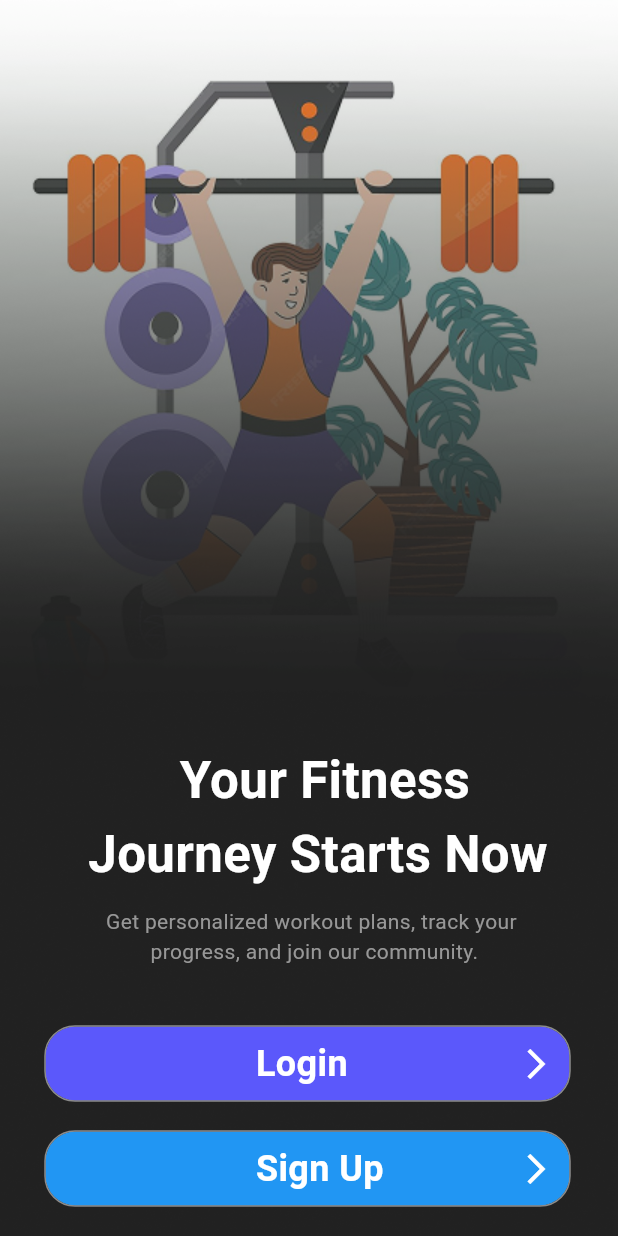
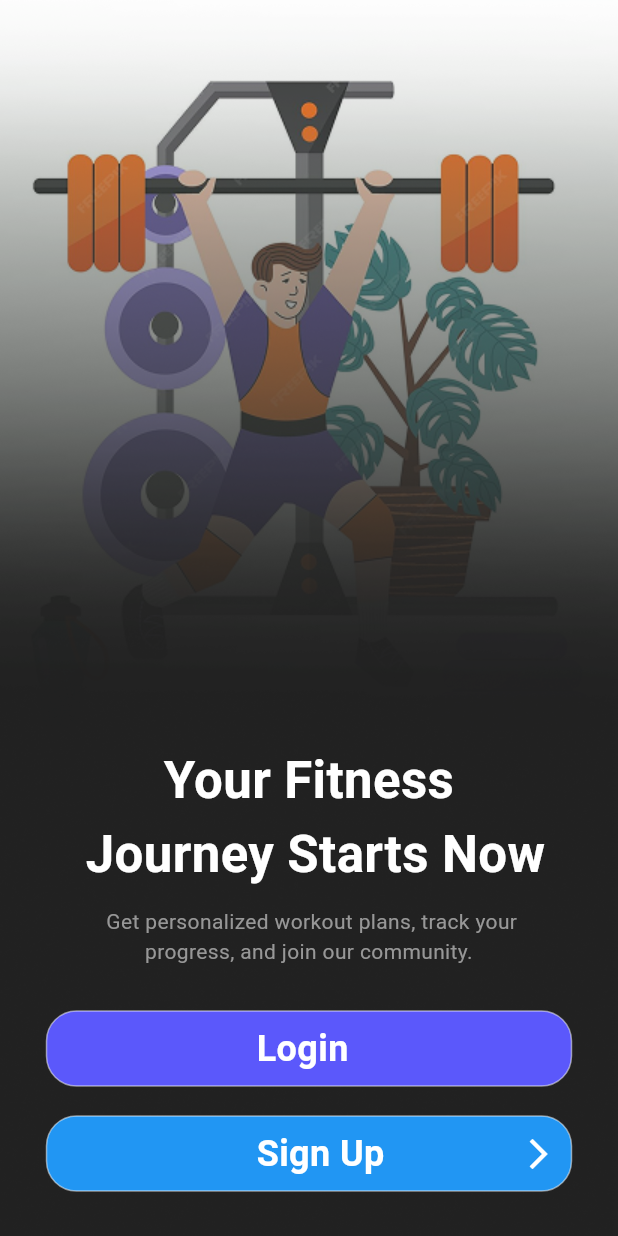
Before and after one commit to Imran-Mohammed-Shekho/Kurd_Fit, a Flutter app: the screen it shows after launch, after a tap on "Get Started", on a phone screen of 412 x 824 dp. Run offline on Flutter 3.47's test engine with Material 3 defaults, Android fonts, the phone set to English and light mode, and no system bars; our stand-ins replace curved_navigation_bar, google_fonts, page_transition; missing offline and left inert: flutter_glow.

Commit message:
removing postioned widget in some pages to avoid unstable layout

```diff
--- a/root/lib/UI/screens/Forget_screen.dart
+++ b/root/lib/UI/screens/Forget_screen.dart
@@ -20,7 +20,11 @@ class _ForgetScreenState extends State<ForgetScreen> {
           children: [
             IconButton(
               onPressed: () {
-                Navigator.pop(context);
+                if (Navigator.canPop(context)) {
+                  Navigator.pop(context);
+                } else {
+                  print("can not rout");
+                }
               },
               icon: Icon(
                 Icons.arrow_back_ios_new,
--- a/root/lib/UI/screens/Introduction_screen.dart
+++ b/root/lib/UI/screens/Introduction_screen.dart
@@ -31,14 +31,13 @@ class _IntroductionState extends State<Introduction> {
             ),
           ),
 
-          Positioned(
-            bottom: 150,
-            left: 110,
+          Center(
             child: Column(
-              crossAxisAlignment: CrossAxisAlignment.center,
+              mainAxisAlignment: MainAxisAlignment.end,
               children: [
                 Text(
-                  " Your fitness \njourney starts \n         here",
+                  textAlign: TextAlign.center,
+                  " Your fitness \njourney starts \nhere",
                   style: TextStyle(
                     color: Colors.white,
                     fontSize: 34,
@@ -47,20 +46,16 @@ class _IntroductionState extends State<Introduction> {
                 ),
                 SizedBox(height: 10),
                 Text(
-                  """ Achieve your fitness goals with\npersonalized workouts and expert\n                   guidance.""",
+                  textAlign: TextAlign.center,
+                  """ Achieve your fitness goals with\npersonalized workouts and expert\nguidance.""",
                   style: TextStyle(
                     color: const Color(0xffB5B5B5).withOpacity(0.8),
                     fontSize: 14,
                   ),
                 ),
                 SizedBox(height: 30),
-              ],
-            ),
-          ),
-          Positioned(
-            bottom: 80,
-            left: 30,
-            child: GestureDetector(
+
+                GestureDetector(
                   onTap: () {
                     Navigator.pushAndRemoveUntil(
                       context,
@@ -82,9 +77,11 @@ class _IntroductionState extends State<Introduction> {
                       (route) => false,
                     );
                   },
-              child: Container(
+                  child: SizedBox(
                     width: 350,
                     height: 50,
+
+                    child: DecoratedBox(
                       decoration: BoxDecoration(
                         border: Border.all(
                           color: const Color.fromARGB(255, 146, 146, 146),
@@ -110,11 +107,19 @@ class _IntroductionState extends State<Introduction> {
                           ),
                           Padding(
                             padding: const EdgeInsets.only(right: 10),
-                      child: Icon(Icons.arrow_forward_ios, color: Colors.white),
+                            child: Icon(
+                              Icons.arrow_forward_ios,
+                              color: Colors.white,
+                            ),
                           ),
                         ],
                       ),
                     ),
+                  ),
+                ),
+
+                SizedBox(height: 40),
+              ],
             ),
           ),
         ],
--- a/root/lib/UI/screens/Login_screen.dart
+++ b/root/lib/UI/screens/Login_screen.dart
@@ -29,7 +29,7 @@ class _LoginScreenState extends State<LoginScreen> {
           children: [
             Positioned.fill(
               child: Image.asset(
-                'lib/assets/images/Background1.png',
+                'lib/assets/images/Nutback.png',
                 fit: BoxFit.cover,
               ),
             ),
@@ -162,8 +162,7 @@ class _LoginScreenState extends State<LoginScreen> {
                       MaterialPageRoute(builder: (context) => SignupScreen()),
                     );
                   },
-                  child: GlowText(
-                    glowColor: Colors.white,
+                  child: Text(
                     "Don't have an account? Sign Up",
                     style: TextStyle(
                       color: Colors.white,
--- a/root/lib/UI/screens/SignUp_screen.dart
+++ b/root/lib/UI/screens/SignUp_screen.dart
@@ -25,7 +25,7 @@ class _SignupScreenState extends State<SignupScreen> {
           children: [
             Positioned.fill(
               child: Image.asset(
-                'lib/assets/images/Background1.png',
+                'lib/assets/images/Nutback.png',
                 fit: BoxFit.cover,
               ),
             ),
--- a/root/lib/UI/screens/introduction_screen1.dart
+++ b/root/lib/UI/screens/introduction_screen1.dart
@@ -33,14 +33,13 @@ class _IntroductionState extends State<Introduction1> {
             ),
           ),
 
-          Positioned(
-            bottom: 150,
-            left: 50,
+          Center(
             child: Column(
-              crossAxisAlignment: CrossAxisAlignment.center,
+              mainAxisAlignment: MainAxisAlignment.end,
               children: [
                 Text(
-                  "        Your Fitness\n Journey Starts Now",
+                  textAlign: TextAlign.center,
+                  "Your Fitness\n Journey Starts Now",
                   style: TextStyle(
                     color: Colors.white,
                     fontSize: 34,
@@ -49,21 +48,16 @@ class _IntroductionState extends State<Introduction1> {
                 ),
                 SizedBox(height: 10),
                 Text(
-                  """ Get personalized workout plans, track your
-         progress, and join our community.""",
+                  textAlign: TextAlign.center,
+                  """ Get personalized workout plans, track your\nprogress, and join our community.""",
                   style: TextStyle(
                     color: const Color(0xffB5B5B5).withOpacity(0.8),
                     fontSize: 14,
                   ),
                 ),
                 SizedBox(height: 30),
-              ],
-            ),
-          ),
-          Positioned(
-            bottom: 90,
-            left: 30,
-            child: IntorductionButtons(
+
+                IntorductionButtons(
                   () {
                     Navigator.push(
                       context,
@@ -78,12 +72,8 @@ class _IntroductionState extends State<Introduction1> {
                   "Login",
                   const Color(0xff5B58FB),
                 ),
-          ),
-
-          Positioned(
-            bottom: 20,
-            left: 30,
-            child: IntorductionButtons(
+                SizedBox(height: 20),
+                IntorductionButtons(
                   () {
                     Navigator.push(
                       context,
@@ -97,6 +87,9 @@ class _IntroductionState extends State<Introduction1> {
                   },
                   "Sign Up ",
                   Colors.blue,
+                ),
+                SizedBox(height: 30),
+              ],
             ),
           ),
         ],
@@ -114,25 +107,20 @@ class IntorductionButtons extends StatelessWidget {
   Widget build(BuildContext context) {
     return GestureDetector(
       onTap: ontap,
-      child: GlowContainer(
-        blurRadius: 10,
-        borderRadius: BorderRadius.circular(20),
-        spreadRadius: 0.5,
-        shape: BoxShape.rectangle,
-        glowColor: Colors.white,
-        child: Container(
+      child: SizedBox(
+        height: 50,
         width: 350,
-          height: 50,
-
+        child: DecoratedBox(
           decoration: BoxDecoration(
+            color: color,
             borderRadius: BorderRadius.circular(20),
             border: Border.all(
-              color: const Color.fromARGB(255, 139, 139, 139),
+              color: const Color(0xffffffff).withOpacity(0.5),
               style: BorderStyle.solid,
               strokeAlign: BorderSide.strokeAlignCenter,
             ),
-            color: color,
           ),
+
           child: Row(
             mainAxisAlignment: MainAxisAlignment.spaceBetween,
             children: [
@@ -149,7 +137,10 @@ class IntorductionButtons extends StatelessWidget {
               ),
               Padding(
                 padding: const EdgeInsets.only(right: 10),
-                child: Icon(Icons.arrow_forward_ios, color: Colors.white),
+                child: Icon(
+                  text == "Login" ? null : Icons.arrow_forward_ios,
+                  color: Colors.white,
+                ),
               ),
             ],
           ),
```
Lines whose indentation alone changed are shown as unchanged.
